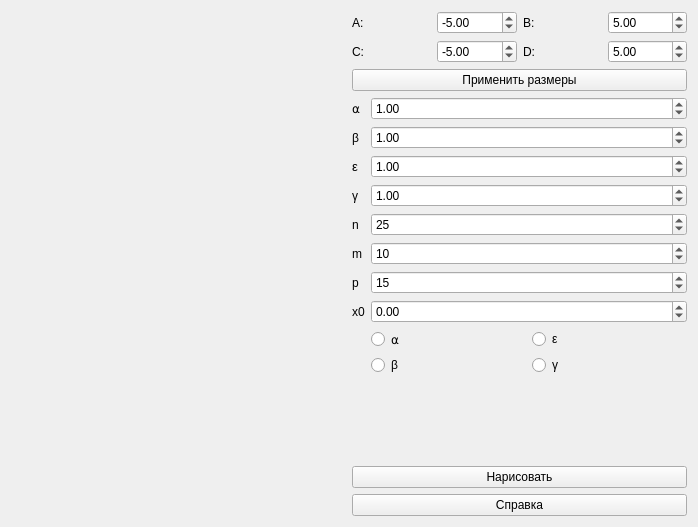
Old version of the form mainwindow.ui in the repository ivanshchitov/method-of-iteration.
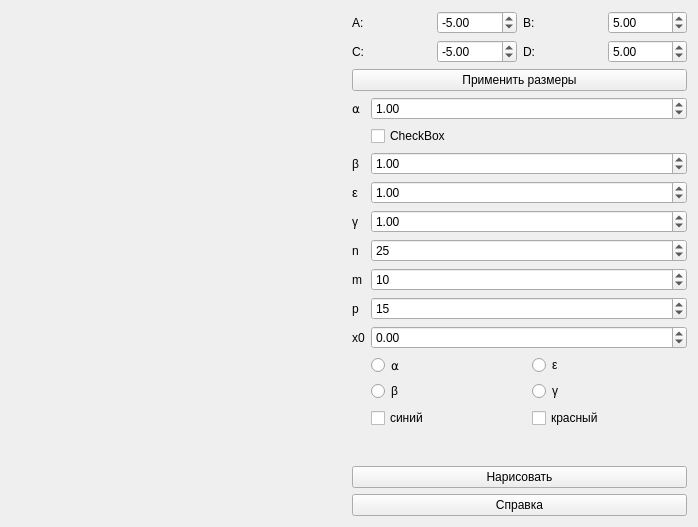
New version of the form. Custom widgets are drawn as their Qt base class.

Commit message: Add red and blue checkboxes.

```diff
--- a/mainwindow.ui
+++ b/mainwindow.ui
@@ -146,14 +146,14 @@
           </property>
          </widget>
         </item>
-        <item row="1" column="0">
+        <item row="2" column="0">
          <widget class="QLabel" name="betaLabel">
           <property name="text">
            <string>β</string>
           </property>
          </widget>
         </item>
-        <item row="1" column="1">
+        <item row="2" column="1">
          <widget class="QDoubleSpinBox" name="betaDoubleSpinBox">
           <property name="minimum">
            <double>-100.000000000000000</double>
@@ -166,14 +166,14 @@
           </property>
          </widget>
         </item>
-        <item row="2" column="0">
+        <item row="3" column="0">
          <widget class="QLabel" name="epsilonLabel">
           <property name="text">
            <string>&lt;html&gt;&lt;head/&gt;&lt;body&gt;&lt;p&gt;&lt;span style=&quot; font-size:10pt;&quot;&gt;ε&lt;/span&gt;&lt;/p&gt;&lt;/body&gt;&lt;/html&gt;</string>
           </property>
          </widget>
         </item>
-        <item row="2" column="1">
+        <item row="3" column="1">
          <widget class="QDoubleSpinBox" name="epsilonDoubleSpinBox">
           <property name="minimum">
            <double>-100.000000000000000</double>
@@ -186,14 +186,14 @@
           </property>
          </widget>
         </item>
-        <item row="3" column="0">
+        <item row="4" column="0">
          <widget class="QLabel" name="gammaLabel">
           <property name="text">
            <string>γ</string>
           </property>
          </widget>
         </item>
-        <item row="3" column="1">
+        <item row="4" column="1">
          <widget class="QDoubleSpinBox" name="gammaDoubleSpinBox">
           <property name="minimum">
            <double>-100.000000000000000</double>
@@ -206,14 +206,14 @@
           </property>
          </widget>
         </item>
-        <item row="4" column="0">
+        <item row="5" column="0">
          <widget class="QLabel" name="nLabel">
           <property name="text">
            <string>n</string>
           </property>
          </widget>
         </item>
-        <item row="4" column="1">
+        <item row="5" column="1">
          <widget class="QSpinBox" name="nSpinBox">
           <property name="minimum">
            <number>1</number>
@@ -226,14 +226,14 @@
           </property>
          </widget>
         </item>
-        <item row="5" column="0">
+        <item row="6" column="0">
          <widget class="QLabel" name="mLabel">
           <property name="text">
            <string>m</string>
           </property>
          </widget>
         </item>
-        <item row="5" column="1">
+        <item row="6" column="1">
          <widget class="QSpinBox" name="mSpinBox">
           <property name="maximum">
            <number>500</number>
@@ -243,14 +243,14 @@
           </property>
          </widget>
         </item>
-        <item row="6" column="0">
+        <item row="7" column="0">
          <widget class="QLabel" name="pLabel">
           <property name="text">
            <string>p</string>
           </property>
          </widget>
         </item>
-        <item row="6" column="1">
+        <item row="7" column="1">
          <widget class="QSpinBox" name="pSpinBox">
           <property name="minimum">
            <number>1</number>
@@ -263,7 +263,7 @@
           </property>
          </widget>
         </item>
-        <item row="8" column="1">
+        <item row="9" column="1">
          <layout class="QGridLayout" name="gridLayout_2">
           <item row="0" column="1">
            <widget class="QRadioButton" name="epsilonRadioButton">
@@ -295,7 +295,7 @@
           </item>
          </layout>
         </item>
-        <item row="7" column="1">
+        <item row="8" column="1">
          <widget class="QDoubleSpinBox" name="x0DoubleSpinBox">
           <property name="minimum">
            <double>-100.000000000000000</double>
@@ -305,13 +305,38 @@
           </property>
          </widget>
         </item>
-        <item row="7" column="0">
+        <item row="8" column="0">
          <widget class="QLabel" name="x0Label">
           <property name="text">
            <string>x0</string>
           </property>
          </widget>
         </item>
+        <item row="11" column="1">
+         <layout class="QHBoxLayout" name="horizontalLayout">
+          <item>
+           <widget class="QCheckBox" name="blueCheckBox">
+            <property name="text">
+             <string>синий</string>
+            </property>
+           </widget>
+          </item>
+          <item>
+           <widget class="QCheckBox" name="redCheckBox">
+            <property name="text">
+             <string>красный</string>
+            </property>
+           </widget>
+          </item>
+         </layout>
+        </item>
+        <item row="1" column="1">
+         <widget class="QCheckBox" name="checkBox">
+          <property name="text">
+           <string>CheckBox</string>
+          </property>
+         </widget>
+        </item>
        </layout>
       </item>
       <item>
```
The commit also changes 2 other files.
